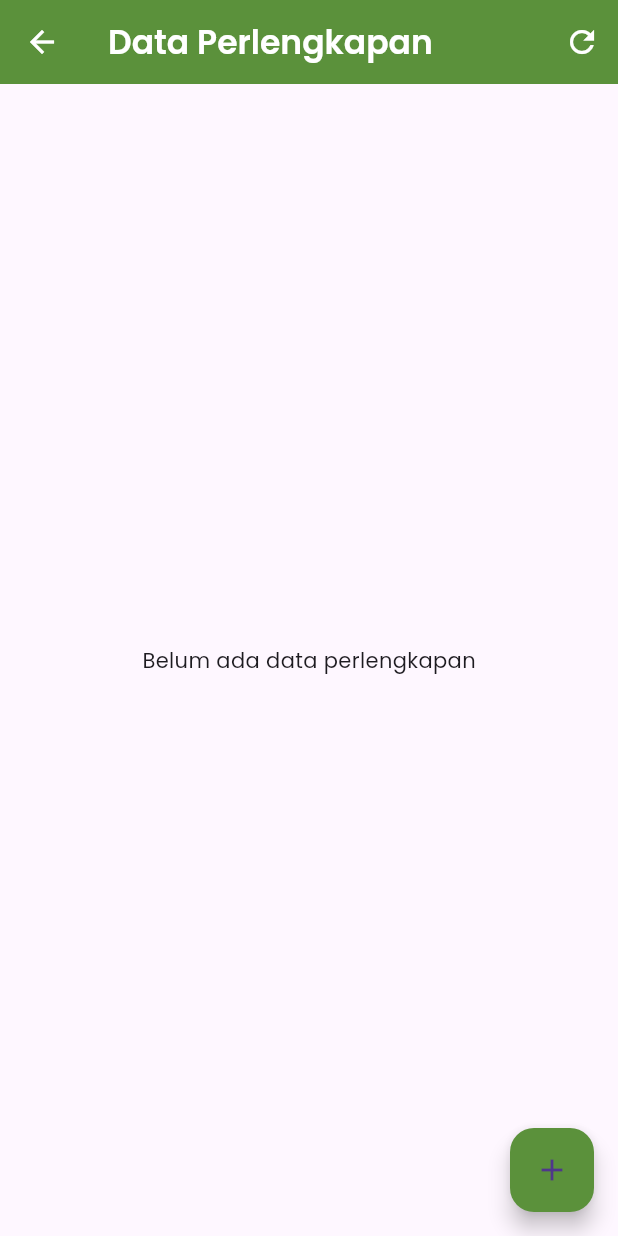
After one commit to muhammadalifalhusain/keamanan_PPATQRF, a Flutter app: the PerlengkapanScreen screen opened directly, on a phone screen of 412 x 824 dp. The commit adds this screen. Run offline on Flutter 3.47's test engine with Material 3 defaults, Android fonts, the phone set to English and light mode, and no system bars; our stand-ins replace google_fonts, image_picker, shared_preferences; accounts and stored records are empty; statements that could not run were skipped.

Commit message:
feat : get n post perlengkapan

```diff
--- /dev/null
+++ b/lib/models/perlengkapan_model.dart
@@ -0,0 +1,267 @@
+class PerlengkapanModel {
+  final int id;
+  final String nama;
+  final String tanggal;
+  final String buku;
+  final String bukuLayak;
+  final String pensil;
+  final String pensilLayak;
+  final String bolpoin;
+  final String bolpoinLayak;
+  final String penghapus;
+  final String penghapusLayak;
+  final String penyerut;
+  final String penyerutLayak;
+  final String penggaris;
+  final String penggarisLayak;
+  final String boxPensil;
+  final String boxPensilLayak;
+  final String putih;
+  final String putihLayak;
+  final String batik;
+  final String batikLayak;
+  final String coklat;
+  final String coklatLayak;
+  final String kerudung;
+  final String kerudungLayak;
+  final String peci;
+  final String peciLayak;
+  final String kaosKaki;
+  final String kaosKakiLayak;
+  final String sepatu;
+  final String sepatuLayak;
+  final String ikatPinggang;
+  final String ikatPinggangLayak;
+  final String mukenah;
+  final String mukenahLayak;
+  final String alQuran;
+  final String alQuranLayak;
+  final String jubahPpatq;
+  final String jubahPpatqLayak;
+  final String bajuHijauStel;
+  final String bajuHijauStelLayak;
+  final String bajuUnguStel;
+  final String bajuUnguStelLayak;
+  final String bajuMerahStel;
+  final String bajuMerahStelLayak;
+  final String kaosHijauStel;
+  final String? kaosMerahStelLayak;
+  final String kaosUnguStel;
+  final String kaosUnguStelLayak;
+  final String kaosKuningStel;
+  final String kaosKuningStelLayak;
+  final String sabun;
+  final String sabunLayak;
+  final String shampo;
+  final String shampoLayak;
+  final String sikat;
+  final String sikatLayak;
+  final String pastaGigi;
+  final String pastaGigiLayak;
+  final String kotakSabun;
+  final String kotakSabunLayak;
+  final String handuk;
+  final String handukLayak;
+  final String kasur;
+  final String kasurLayak;
+  final String bantal;
+  final String bantalLayak;
+  final String guling;
+  final String gulingLayak;
+  final String sarungBantal;
+  final String sarungBantalLayak;
+  final String sarungGuling;
+  final String sarungGulingLayak;
+  final String sandal;
+  final String sandalLayak;
+  final String keterangan;
+  final String? namaPengisi;
+
+  PerlengkapanModel({
+    required this.id,
+    required this.nama,
+    required this.tanggal,
+    required this.buku,
+    required this.bukuLayak,
+    required this.pensil,
+    required this.pensilLayak,
+    required this.bolpoin,
+    required this.bolpoinLayak,
+    required this.penghapus,
+    required this.penghapusLayak,
+    required this.penyerut,
+    required this.penyerutLayak,
+    required this.penggaris,
+    required this.penggarisLayak,
+    required this.boxPensil,
+    required this.boxPensilLayak,
+    required this.putih,
+    required this.putihLayak,
+    required this.batik,
+    required this.batikLayak,
+    required this.coklat,
+    required this.coklatLayak,
+    required this.kerudung,
+    required this.kerudungLayak,
+    required this.peci,
+    required this.peciLayak,
+    required this.kaosKaki,
+    required this.kaosKakiLayak,
+    required this.sepatu,
+    required this.sepatuLayak,
+    required this.ikatPinggang,
+    required this.ikatPinggangLayak,
+    required this.mukenah,
+    required this.mukenahLayak,
+    required this.alQuran,
+    required this.alQuranLayak,
+    required this.jubahPpatq,
+    required this.jubahPpatqLayak,
+    required this.bajuHijauStel,
+    required this.bajuHijauStelLayak,
+    required this.bajuUnguStel,
+    required this.bajuUnguStelLayak,
+    required this.bajuMerahStel,
+    required this.bajuMerahStelLayak,
+    required this.kaosHijauStel,
+    required this.kaosMerahStelLayak,
+    required this.kaosUnguStel,
+    required this.kaosUnguStelLayak,
+    required this.kaosKuningStel,
+    required this.kaosKuningStelLayak,
+    required this.sabun,
+    required this.sabunLayak,
+    required this.shampo,
+    required this.shampoLayak,
+    required this.sikat,
+    required this.sikatLayak,
+    required this.pastaGigi,
+    required this.pastaGigiLayak,
+    required this.kotakSabun,
+    required this.kotakSabunLayak,
+    required this.handuk,
+    required this.handukLayak,
+    required this.kasur,
+    required this.kasurLayak,
+    required this.bantal,
+    required this.bantalLayak,
+    required this.guling,
+    required this.gulingLayak,
+    required this.sarungBantal,
+    required this.sarungBantalLayak,
+    required this.sarungGuling,
+    required this.sarungGulingLayak,
+    required this.sandal,
+    required this.sandalLayak,
+    required this.keterangan,
+    required this.namaPengisi,
+  });
+
+  factory PerlengkapanModel.fromJson(Map<String, dynamic> json) {
+    return PerlengkapanModel(
+      id: json['id'],
+      nama: json['nama'],
+      tanggal: json['tanggal'],
+      buku: json['buku'],
+      bukuLayak: json['bukuLayak'],
+      pensil: json['pensil'],
+      pensilLayak: json['pensilLayak'],
+      bolpoin: json['bolpoin'],
+      bolpoinLayak: json['bolpoinLayak'],
+      penghapus: json['penghapus'],
+      penghapusLayak: json['penghapusLayak'],
+      penyerut: json['penyerut'],
+      penyerutLayak: json['penyerutLayak'],
+      penggaris: json['penggaris'],
+      penggarisLayak: json['penggarisLayak'],
+      boxPensil: json['boxPensil'],
+      boxPensilLayak: json['boxPensilLayak'],
+      putih: json['putih'],
+      putihLayak: json['putihLayak'],
+      batik: json['batik'],
+      batikLayak: json['batikLayak'],
+      coklat: json['coklat'],
+      coklatLayak: json['coklatLayak'],
+      kerudung: json['kerudung'],
+      kerudungLayak: json['kerudungLayak'],
+      peci: json['peci'],
+      peciLayak: json['peciLayak'],
+      kaosKaki: json['kaosKaki'],
+      kaosKakiLayak: json['kaosKakiLayak'],
+      sepatu: json['sepatu'],
+      sepatuLayak: json['sepatuLayak'],
+      ikatPinggang: json['ikatPinggang'],
+      ikatPinggangLayak: json['ikatPinggangLayak'],
+      mukenah: json['mukenah'],
+      mukenahLayak: json['mukenahLayak'],
+      alQuran: json['alQuran'],
+      alQuranLayak: json['alQuranLayak'],
+      jubahPpatq: json['jubahPpatq'],
+      jubahPpatqLayak: json['jubahPpatqLayak'],
+      bajuHijauStel: json['bajuHijauStel'],
+      bajuHijauStelLayak: json['bajuHijauStelLayak'],
+      bajuUnguStel: json['bajuUnguStel'],
+      bajuUnguStelLayak: json['bajuUnguStelLayak'],
+      bajuMerahStel: json['bajuMerahStel'],
+      bajuMerahStelLayak: json['bajuMerahStelLayak'],
+      kaosHijauStel: json['kaosHijauStel'],
+      kaosMerahStelLayak: json['kaosMerahStelLayak'],
+      kaosUnguStel: json['kaosUnguStel'],
+      kaosUnguStelLayak: json['kaosUnguStelLayak'],
+      kaosKuningStel: json['kaosKuningStel'],
+      kaosKuningStelLayak: json['kaosKuningStelLayak'],
+      sabun: json['sabun'],
+      sabunLayak: json['sabunLayak'],
+      shampo: json['shampo'],
+      shampoLayak: json['shampoLayak'],
+      sikat: json['sikat'],
+      sikatLayak: json['sikatLayak'],
+      pastaGigi: json['pastaGigi'],
+      pastaGigiLayak: json['pastaGigiLayak'],
+      kotakSabun: json['kotakSabun'],
+      kotakSabunLayak: json['kotakSabunLayak'],
+      handuk: json['handuk'],
+      handukLayak: json['handukLayak'],
+      kasur: json['kasur'],
+      kasurLayak: json['kasurLayak'],
+      bantal: json['bantal'],
+      bantalLayak: json['bantalLayak'],
+      guling: json['guling'],
+      gulingLayak: json['gulingLayak'],
+      sarungBantal: json['sarungBantal'],
+      sarungBantalLayak: json['sarungBantalLayak'],
+      sarungGuling: json['sarungGuling'],
+      sarungGulingLayak: json['sarungGulingLayak'],
+      sandal: json['sandal'],
+      sandalLayak: json['sandalLayak'],
+      keterangan: json['keterangan'],
+      namaPengisi: json['namaPengisi'],
+    );
+  }
+}
+
+class PostPerlengkapanRequest {
+  final String noInduk;
+  final String tanggal;
+  final Map<String, dynamic> items;
+  final String keterangan;
+  final String namaPengisi;
+
+  PostPerlengkapanRequest({
+    required this.noInduk,
+    required this.tanggal,
+    required this.items,
+    required this.keterangan,
+    required this.namaPengisi,
+  });
+
+  Map<String, dynamic> toJson() {
+    return {
+      "noInduk": noInduk,
+      "tanggal": tanggal,
+      ...items,
+      "keterangan": keterangan,
+      "nama_pengisi": namaPengisi,
+    };
+  }
+}
--- /dev/null
+++ b/lib/screens/main/perlengkapan_detail_screen.dart
@@ -0,0 +1,59 @@
+import 'package:flutter/material.dart';
+import '../../models/perlengkapan_model.dart';
+
+class DetailPerlengkapanScreen extends StatelessWidget {
+  final PerlengkapanModel perlengkapan;
+
+  const DetailPerlengkapanScreen({super.key, required this.perlengkapan});
+
+  Widget _buildRow(String label, String? value) {
+    return Padding(
+      padding: const EdgeInsets.symmetric(vertical: 4.0),
+      child: Row(
+        crossAxisAlignment: CrossAxisAlignment.start,
+        children: [
+          Text('$label: ',
+              style: const TextStyle(fontWeight: FontWeight.bold)),
+          Expanded(child: Text(value ?? '-')),
+        ],
+      ),
+    );
+  }
+
+  @override
+  Widget build(BuildContext context) {
+    return Scaffold(
+      appBar: AppBar(
+        title: Text('Detail Perlengkapan'),
+        backgroundColor: const Color(0xFF5B913B),
+        foregroundColor: Colors.white,
+      ),
+      body: SingleChildScrollView(
+        padding: const EdgeInsets.all(16),
+        child: Column(
+          crossAxisAlignment: CrossAxisAlignment.start,
+          children: [
+            _buildRow('Nama', perlengkapan.nama),
+            _buildRow('Tanggal', perlengkapan.tanggal),
+            _buildRow('Buku', '${perlengkapan.buku} (${perlengkapan.bukuLayak})'),
+            _buildRow('Pensil', '${perlengkapan.pensil} (${perlengkapan.pensilLayak})'),
+            _buildRow('Bolpoin', '${perlengkapan.bolpoin} (${perlengkapan.bolpoinLayak})'),
+            _buildRow('Penghapus', '${perlengkapan.penghapus} (${perlengkapan.penghapusLayak})'),
+            _buildRow('Penggaris', '${perlengkapan.penggaris} (${perlengkapan.penggarisLayak})'),
+            _buildRow('Box Pensil', '${perlengkapan.boxPensil} (${perlengkapan.boxPensilLayak})'),
+            _buildRow('Pakaian Putih', '${perlengkapan.putih} (${perlengkapan.putihLayak})'),
+            _buildRow('Coklat', '${perlengkapan.coklat} (${perlengkapan.coklatLayak})'),
+            _buildRow('Kerudung', '${perlengkapan.kerudung} (${perlengkapan.kerudungLayak})'),
+            _buildRow('Sepatu', '${perlengkapan.sepatu} (${perlengkapan.sepatuLayak})'),
+            _buildRow('Peci', '${perlengkapan.peci} (${perlengkapan.peciLayak})'),
+            _buildRow('Ikat Pinggang', '${perlengkapan.ikatPinggang} (${perlengkapan.ikatPinggangLayak})'),
+            _buildRow('Mukenah', '${perlengkapan.mukenah} (${perlengkapan.mukenahLayak})'),
+            _buildRow('Al-Quran', '${perlengkapan.alQuran} (${perlengkapan.alQuranLayak})'),
+            _buildRow('Keterangan', perlengkapan.keterangan),
+            _buildRow('Nama Pengisi', perlengkapan.namaPengisi),
+          ],
+        ),
+      ),
+    );
+  }
+}
--- /dev/null
+++ b/lib/screens/main/perlengkapan_screen.dart
@@ -0,0 +1,111 @@
+import 'package:flutter/material.dart';
+import 'package:google_fonts/google_fonts.dart';
+import '../../models/perlengkapan_model.dart';
+import '../../services/perlengkapan_service.dart';
+import 'perlengkapan_detail_screen.dart';
+import 'tambah_perlengkapan_screen.dart';
+class PerlengkapanScreen extends StatefulWidget {
+  const PerlengkapanScreen({super.key});
+
+  @override
+  State<PerlengkapanScreen> createState() => _PerlengkapanScreenState();
+}
+
+class _PerlengkapanScreenState extends State<PerlengkapanScreen> {
+  late Future<List<PerlengkapanModel>> _futurePerlengkapan;
+
+  @override
+  void initState() {
+    super.initState();
+    _loadData();
+  }
+
+  void _loadData() {
+    _futurePerlengkapan = PerlengkapanService.fetchPerlengkapan();
+  }
+
+  Future<void> _refreshData() async {
+    setState(() {
+      _loadData();
+    });
+  }
+
+  @override
+  Widget build(BuildContext context) {
+    return Scaffold(
+      appBar: AppBar(
+        title: Text(
+          'Data Perlengkapan',
+          style: GoogleFonts.poppins(fontWeight: FontWeight.w600),
+        ),
+        backgroundColor: const Color(0xFF5B913B),
+        foregroundColor: Colors.white,
+        actions: [
+          IconButton(
+            icon: const Icon(Icons.refresh),
+            onPressed: _refreshData,
+          ),
+        ],
+      ),
+      body: FutureBuilder<List<PerlengkapanModel>>(
+        future: _futurePerlengkapan,
+        builder: (context, snapshot) {
+          if (snapshot.connectionState == ConnectionState.waiting) {
+            return const Center(child: CircularProgressIndicator());
+          }
+
+          if (snapshot.hasError) {
+            return Center(child: Text('Gagal memuat data: ${snapshot.error}'));
+          }
+
+          final List<PerlengkapanModel> data = snapshot.data ?? [];
+
+          if (data.isEmpty) {
+            return const Center(child: Text('Belum ada data perlengkapan'));
+          }
+
+          return RefreshIndicator(
+            onRefresh: _refreshData,
+            child: ListView.builder(
+              itemCount: data.length,
+              itemBuilder: (context, index) {
+                final item = data[index];
+                return Card(
+                  margin: const EdgeInsets.symmetric(horizontal: 16, vertical: 8),
+                  shape: RoundedRectangleBorder(borderRadius: BorderRadius.circular(12)),
+                  child: ListTile(
+                    title: Text(item.nama),
+                    subtitle: Text('Tanggal: ${item.tanggal}'),
+                    isThreeLine: true,
+                    trailing: Icon(Icons.arrow_forward_ios_rounded, size: 16),
+                    onTap: () {
+                      Navigator.push(
+                        context,
+                        MaterialPageRoute(
+                          builder: (_) => DetailPerlengkapanScreen(perlengkapan: item),
+                        ),
+                      );
+                    },
+                  ),
+                );
+              },
+            ),
+          );
+        },
+      ),
+      floatingActionButton: FloatingActionButton(
+        onPressed: () async {
+          final result = await Navigator.push(
+            context,
+            MaterialPageRoute(builder: (_) => const TambahPerlengkapanScreen()),
+          );
+          if (result == true) {
+            _refreshData();
+          }
+        },
+        child: const Icon(Icons.add),
+        backgroundColor: const Color(0xFF5B913B),
+      ),
+    );
+  }
+}
--- a/lib/screens/main/tambah_izin_screen.dart
+++ b/lib/screens/main/tambah_izin_screen.dart
@@ -90,7 +90,6 @@ class _TambahIzinScreenState extends State<TambahIzinScreen> {
         }
       });
     } catch (e) {
-      // Tambahkan log jika diperlukan
     }
   }
 
--- a/lib/screens/main/tambah_pelanggaran_screen.dart
+++ b/lib/screens/main/tambah_pelanggaran_screen.dart
@@ -225,7 +225,6 @@ class _PostPelanggaranScreenState extends State<PostPelanggaranScreen> {
       ),
     );
   }
-
   Widget _buildSantriSearch() {
     return Autocomplete<Santri>(
       optionsBuilder: (TextEditingValue textEditingValue) {
```
Also changed, not shown: lib/screens/main/tambah_perlengkapan_screen.dart (added, +238 -0 lines), lib/widgets/menu_widget.dart (+5 -2 lines).
